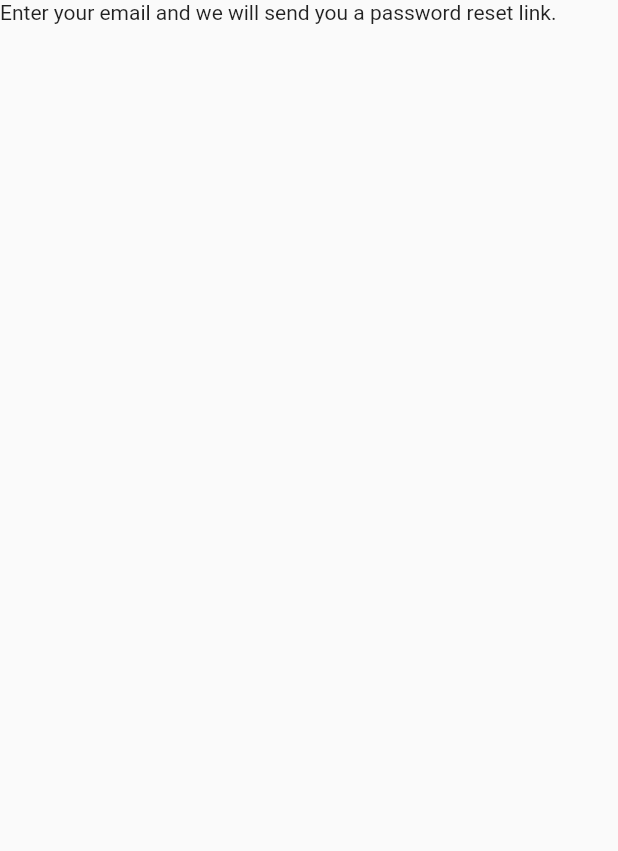
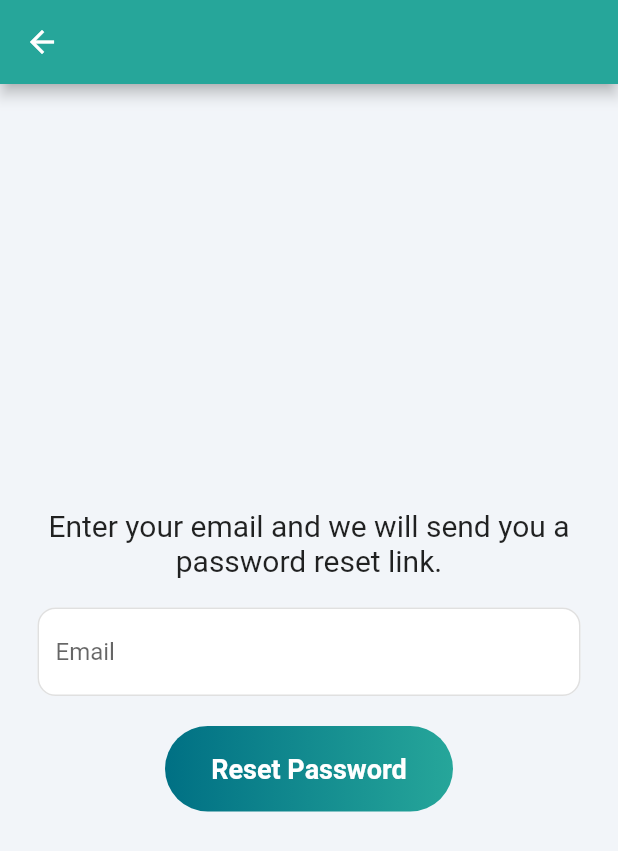
Before and after one commit to Anushastha/DiaryApp, a Flutter app: the ForgotPasswordPage screen opened directly, on a phone screen of 412 x 824 dp. Shown: the top 851 px of the screen. Run offline on Flutter 3.47's test engine with Material 2 defaults, Android fonts, the phone set to English and light mode, and no system bars; our stand-ins replace cloud_firestore, firebase_auth, firebase_core; accounts and stored records are empty.

Commit message:
forgot password

```diff
--- a/lib/Screens/Auth/forgot_pass_page.dart
+++ b/lib/Screens/Auth/forgot_pass_page.dart
@@ -1,3 +1,4 @@
+import 'package:firebase_auth/firebase_auth.dart';
 import 'package:flutter/material.dart';
 
 class ForgotPasswordPage extends StatefulWidget {
@@ -8,10 +9,111 @@ class ForgotPasswordPage extends StatefulWidget {
 }
 
 class _ForgotPasswordPageState extends State<ForgotPasswordPage> {
+  final _emailController = TextEditingController();
+
+  @override
+  void dispose(){
+    _emailController.dispose();
+    super.dispose();
+  }
+
+  Future resetPassword() async{
+    try {
+      await FirebaseAuth.instance
+          .sendPasswordResetEmail(email: _emailController.text.trim());
+      showDialog(
+        context: context,
+        builder: (context){
+          return AlertDialog(
+            //has to be valid email address for receiving the email
+            content: Text('Password reset link has been sent. Check your email.'),
+          );
+        },
+      );
+    }on FirebaseAuthException catch(e){
+      print(e);
+      showDialog(
+          context: context,
+          builder: (context){
+            return AlertDialog(
+              content: Text(e.message.toString()),
+            );
+          },
+      );
+    }
+  }
+
   @override
   Widget build(BuildContext context) {
     return Scaffold(
-      body: Text('Enter your email and we will send you a password reset link.'),
+      backgroundColor: Color(0xffF2F5F9),
+      appBar: AppBar(
+        backgroundColor: Color(0xFF26A69A),
+      ),
+      body: Column(
+        mainAxisAlignment: MainAxisAlignment.center,
+        children: [
+          Padding(
+            padding: const EdgeInsets.symmetric(horizontal: 25.0),
+            child: Text(
+                'Enter your email and we will send you a password reset link.',
+              textAlign: TextAlign.center,
+              style: TextStyle(fontSize: 20),
+            ),
+          ),
+          SizedBox(height: 20),
+          Padding(
+            padding: const EdgeInsets.symmetric(horizontal: 25.0),
+            child: TextField(
+              controller: _emailController,
+              decoration: InputDecoration(
+                enabledBorder: OutlineInputBorder(
+                  borderSide: BorderSide(color: Color(0xFFE0E0E0)),
+                  borderRadius: BorderRadius.circular(12),
+                ),
+                focusedBorder: OutlineInputBorder(
+                  borderSide: BorderSide(color: Color(0xff007084)),
+                  borderRadius: BorderRadius.circular(12),
+                ),
+                hintText: 'Email',
+                fillColor: Colors.white,
+                filled: true,
+              ),
+            ),
+          ),
+          SizedBox(height: 20),
+
+          //reset button
+          Padding(
+            padding: const EdgeInsets.symmetric(horizontal: 110.0),
+            child: GestureDetector(
+              onTap: resetPassword,
+              child: Container(
+                padding: EdgeInsets.all(18),
+                decoration: BoxDecoration(
+                    gradient: LinearGradient(
+                      colors: <Color>[
+                        Color(0xff007084),
+                        Color(0xFF26A69A),
+                      ],
+                    ),
+                    borderRadius: BorderRadius.circular(30)
+                ),
+                child: Center(
+                  child: Text(
+                    'Reset Password',
+                    style: TextStyle(
+                      color: Colors.white,
+                      fontWeight: FontWeight.bold,
+                      fontSize: 18,
+                    ),
+                  ),
+                ),
+              ),
+            ),
+          ),
+        ],
+      ),
     );
   }
 }
```
Also changed, not shown: lib/Screens/Auth/register_page.dart (+23 -3 lines).
